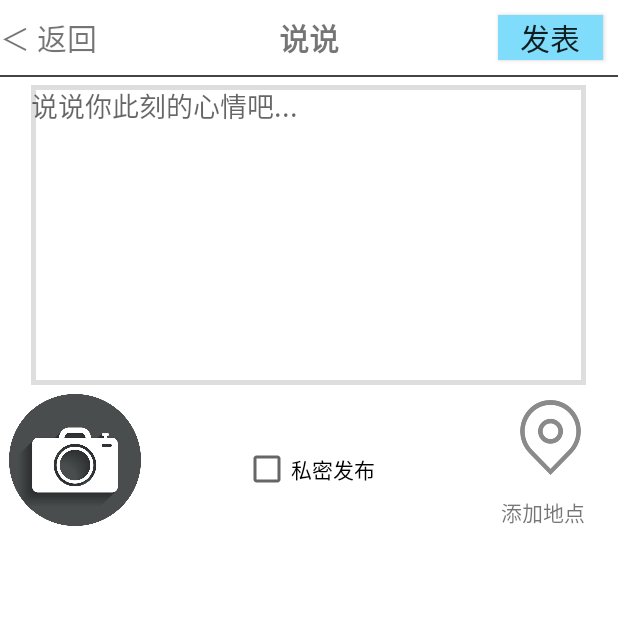
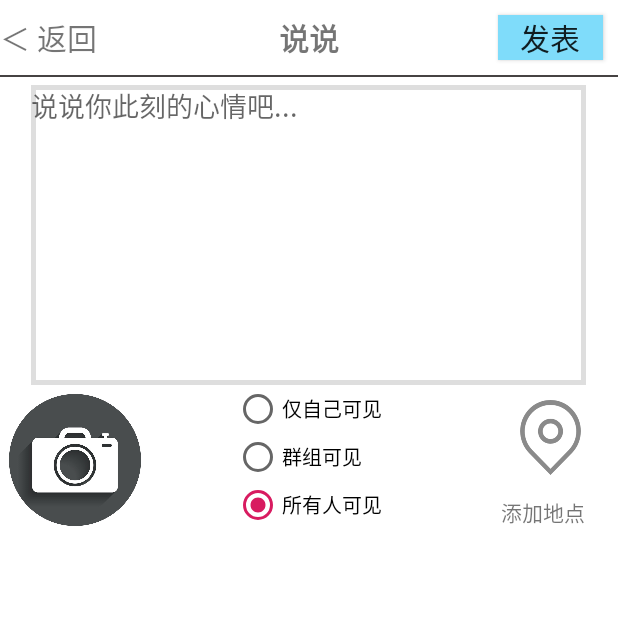
Before and after one commit to zzpChina/moments, an Android app: the WriteMood screen opened directly, with no data from a screen before it, on a phone screen of 412 x 824 dp, the top half of it. Run offline under Robolectric (Android 15) with nearby library versions, the phone set to English and light mode, and no system bars.

Commit message:
finish all

```diff
--- a/app/src/main/java/com/example/zzpcomputer/register/Thread/PublishHttpThread.java
+++ b/app/src/main/java/com/example/zzpcomputer/register/Thread/PublishHttpThread.java
@@ -1,4 +1,6 @@
 package com.example.zzpcomputer.register.Thread;
+
+import android.util.Log;
 
 import com.example.zzpcomputer.register.utils.HttpMethod;
 import com.example.zzpcomputer.register.utils.MyProperties;
@@ -31,6 +33,7 @@ public class PublishHttpThread extends Thread{
     @Override
     public void run() {
         try {
+            Log.i("哇哇哇哇哇哇哇哇哇哇哇哇哇哇哇哇哇哇哇哇",chourl);
             URL url=new URL(MyProperties.URL +chourl+"?uname="+uname+"&content="+content);
             HttpURLConnection httpURLConnection= (HttpURLConnection) url.openConnection();
             httpURLConnection.setRequestMethod(String.valueOf(HttpMethod.GET));
--- a/app/src/main/java/com/example/zzpcomputer/register/activity/ChooseGroup.java
+++ b/app/src/main/java/com/example/zzpcomputer/register/activity/ChooseGroup.java
@@ -22,6 +22,7 @@ public class ChooseGroup extends AppCompatActivity {
             Intent intentLast=getIntent();
             Bundle bundle=intentLast.getExtras();
             Intent intentBack=new Intent(ChooseGroup.this,Index.class);
+            intentBack.putExtras(bundle);
             startActivity(intentBack);
         });
 
--- a/app/src/main/java/com/example/zzpcomputer/register/utils/MyProperties.java
+++ b/app/src/main/java/com/example/zzpcomputer/register/utils/MyProperties.java
@@ -4,5 +4,5 @@ package com.example.zzpcomputer.register.utils;
  * 字符串常量
  */
 public class MyProperties {
-    public static String URL="http://10.200.0.236:8080/MakeFriends/";
+    public static String URL="http://10.200.4.254:8080/MakeFriends/";
 }
--- a/app/src/main/res/layout/activity_write_mood.xml
+++ b/app/src/main/res/layout/activity_write_mood.xml
@@ -43,7 +43,7 @@
     <EditText
         android:layout_width="370dp"
         android:layout_height="200dp"
-        android:inputType="text"
+        android:inputType="textMultiLine"
         android:layout_centerHorizontal="true"
         android:layout_below="@+id/line"
         android:layout_marginTop="5dp"
@@ -71,14 +71,45 @@
         android:layout_alignParentEnd="true"
         android:layout_alignParentRight="true"
         android:layout_below="@+id/moodText" />
-    <CheckBox
+    <!--<CheckBox
         android:layout_width="wrap_content"
         android:layout_height="wrap_content"
         android:text="@string/privateDo"
         android:layout_centerHorizontal="true"
         android:layout_below="@+id/moodText"
         android:layout_marginTop="40dp"
-        android:id="@+id/privatePub" />
+        android:id="@+id/privatePub" />-->
+
+    <RadioGroup
+        android:layout_width="100dp"
+        android:layout_height="100dp"
+        android:layout_below="@+id/moodText"
+        android:id="@+id/quanxian"
+        android:layout_centerHorizontal="true">
+        <RadioButton
+            android:layout_width="wrap_content"
+            android:layout_height="wrap_content"
+            android:text="@string/self"
+            android:textSize="13sp"
+            android:id="@+id/self" />
+
+        <RadioButton
+            android:layout_width="wrap_content"
+            android:layout_height="wrap_content"
+            android:text="@string/members"
+            android:textSize="13sp"
+            android:id="@+id/member" />
+
+        <RadioButton
+            android:layout_width="wrap_content"
+            android:layout_height="wrap_content"
+            android:text="@string/all"
+            android:checked="true"
+            android:textSize="13sp"
+            android:id="@+id/all" />
+
+
+    </RadioGroup>
 
     <TextView
         android:layout_width="100dp"
--- a/app/src/main/res/values/strings.xml
+++ b/app/src/main/res/values/strings.xml
@@ -32,8 +32,12 @@
     <string name="moodTitle">说说</string>
     <string name="youMood">说说你此刻的心情吧...</string>
     <string name="add">添加地点</string>
+    <string name="self">仅自己可见</string>
+    <string name="members">群组可见</string>
+    <string name="all">所有人可见</string>
 
     <string name="privateDo">私密发布</string>
+    <string name="tit">好友动态</string>
 
 
     <string name="groupBack">＜  返回</string>
```
Also changed, not shown: app/src/main/java/com/example/zzpcomputer/register/activity/WriteMood.java (+20 -2 lines), app/src/main/res/layout/activity_pyq.xml (+11 -0 lines).
